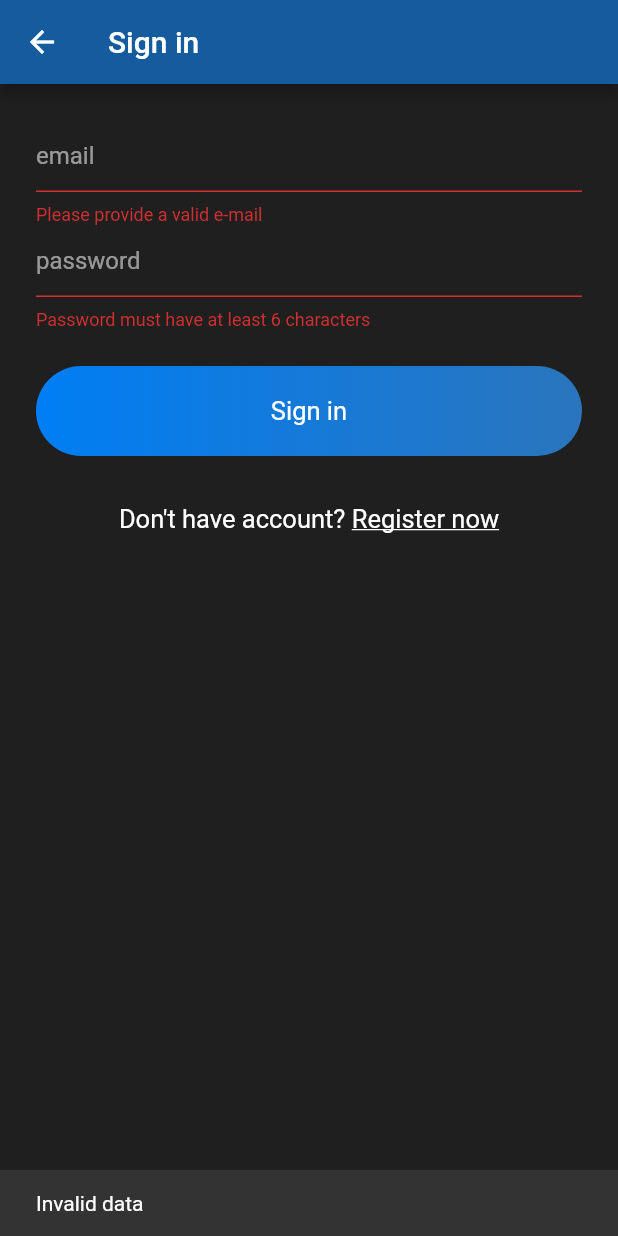
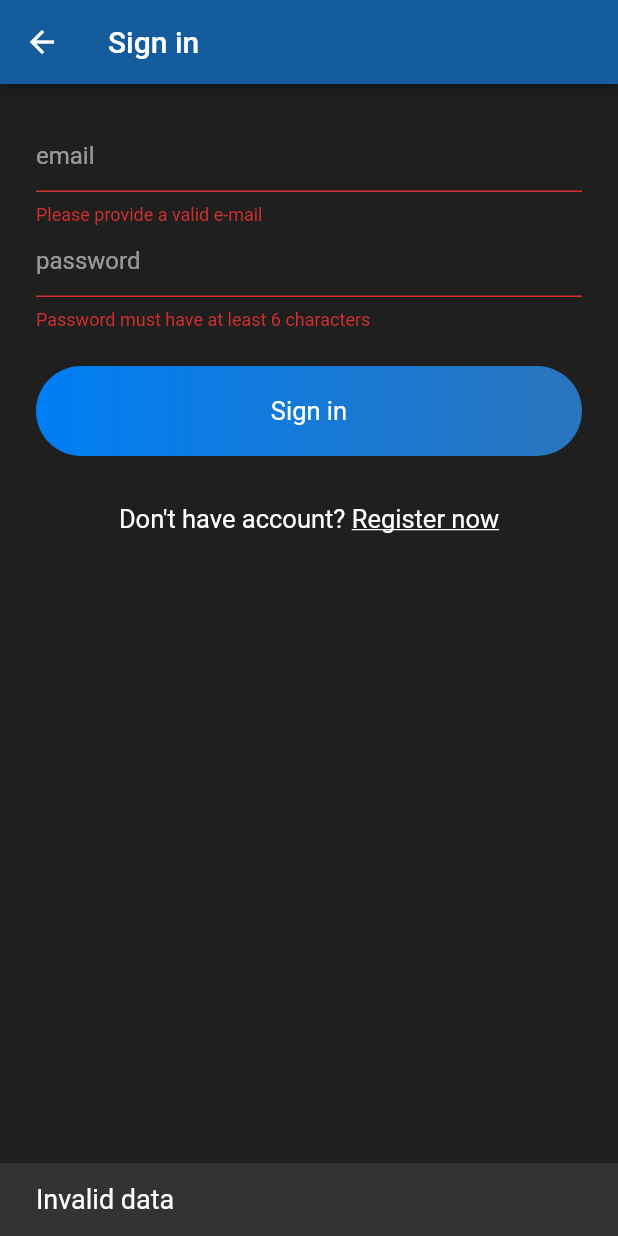
Before and after one commit to wsacha/TaskManager, a Flutter app: the HomeRoom screen opened directly, after a tap on the "exit to app" icon, after a tap on "Sign in", on a phone screen of 412 x 824 dp. Run offline on Flutter 3.47's test engine with Material 2 defaults, Android fonts, the phone set to English and light mode, and no system bars; our stand-ins replace cloud_firestore, firebase_auth, firebase_core, shared_preferences; accounts and stored records are empty.

Commit message:
Added Room class, changed Snackbar to reusable widget

```diff
--- a/lib/views/home.dart
+++ b/lib/views/home.dart
@@ -58,8 +58,7 @@ class _HomeRoomState extends State<HomeRoom> {
             );
           }
 
-          return SingleChildScrollView(
-            child: Container(
+          return Container(
             width: MediaQuery.of(context).size.width,
             child: ListView(
                 padding: EdgeInsets.all(12),
@@ -75,7 +74,6 @@ class _HomeRoomState extends State<HomeRoom> {
                     ),
                   );
                 }).toList()),
-            ),
           );
         },
       ),
--- a/lib/views/signin.dart
+++ b/lib/views/signin.dart
@@ -116,10 +116,7 @@ class _SignInState extends State<SignIn> {
                               onTap: () async {
                                 await signUserIn();
                                 if (!isLoading) {
-                                  Scaffold.of(context).showSnackBar(SnackBar(
-                                    content: Text("Invalid data"),
-                                    duration: Duration(seconds: 3),
-                                  ));
+                                  Scaffold.of(context).showSnackBar(snackBarInfo("Invalid data"));
                                 }
                               },
                               child: Container(
--- a/lib/views/signup.dart
+++ b/lib/views/signup.dart
@@ -149,10 +149,7 @@ class _SignUpState extends State<SignUp> {
                               onTap: () async {
                                 await signUserUp();
                                 if (!isLoading) {
-                                  Scaffold.of(context).showSnackBar(SnackBar(
-                                    content: Text(message),
-                                    duration: Duration(seconds: 3),
-                                  ));
+                                  Scaffold.of(context).showSnackBar(snackBarInfo(message));
                                 }
                               },
                               child: Container(
--- a/lib/widgets/widget.dart
+++ b/lib/widgets/widget.dart
@@ -34,3 +34,13 @@ showAlertDialog(BuildContext context, String text) {
     actions: [cancelButton],
   );
 }
+
+SnackBar snackBarInfo(String text) {
+  return SnackBar(
+    content: Text(
+      text,
+      style: TextStyle(fontSize: 18),
+    ),
+    duration: Duration(seconds: 3),
+  );
+}
```
Also changed, not shown: lib/models/room.dart (+4 -7 lines). Lines whose indentation alone changed are shown as unchanged.
